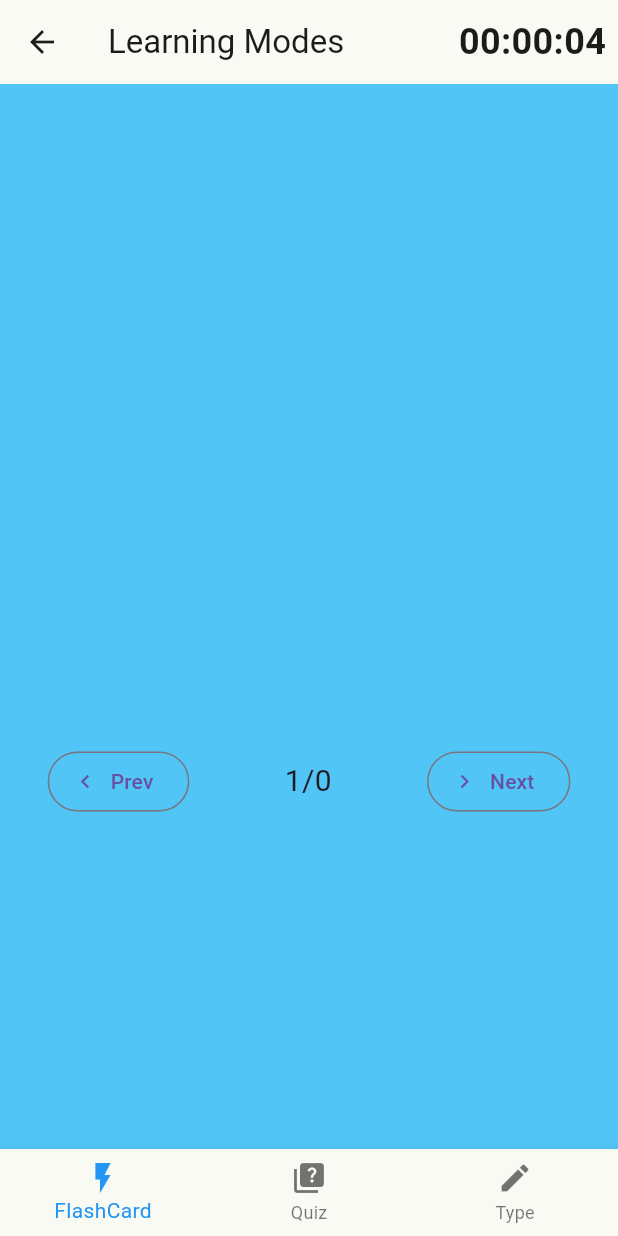
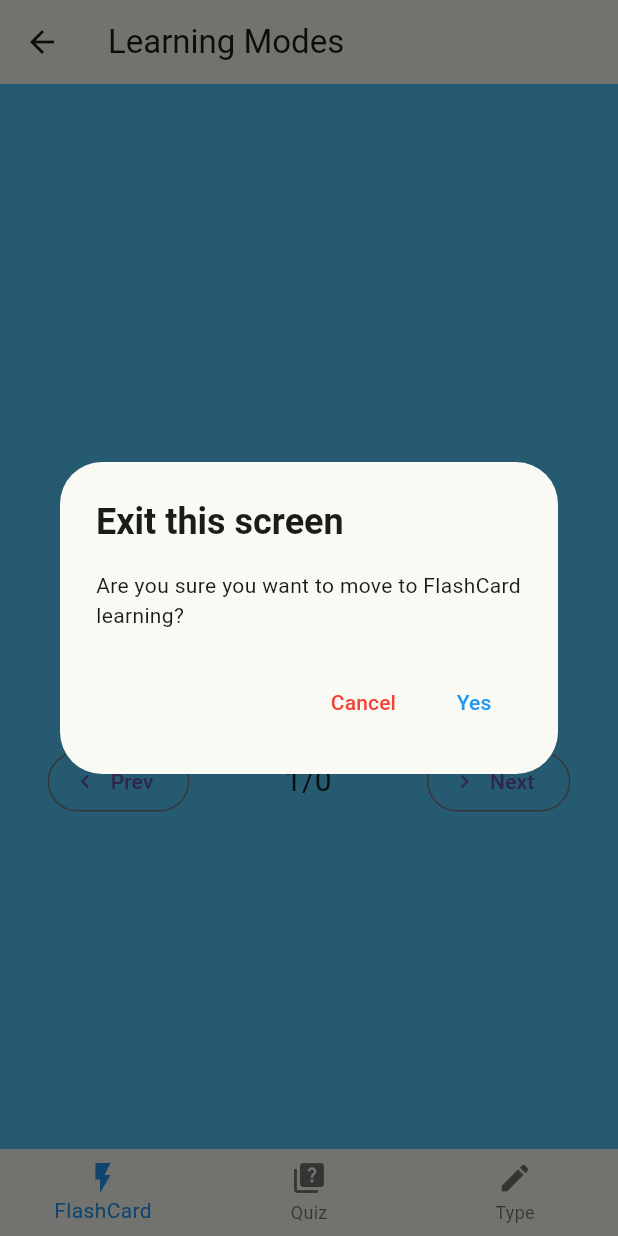
Before and after one commit to thinhisme1123/finalproMobleApp, a Flutter app: the HomeScreenModes screen opened directly with empty values, after a tap on "Next", on a phone screen of 412 x 824 dp. Run offline on Flutter 3.47's test engine with Material 3 defaults, Android fonts, the phone set to English and light mode, and no system bars; our stand-ins replace cloud_firestore, firebase_auth, firebase_core, flip_card, flutter_slidable, fluttertoast and 4 more; accounts and stored records are empty.

Commit message:
Done add dialog back and set time

```diff
--- a/lib/Helper/countdown_timer.dart
+++ b/lib/Helper/countdown_timer.dart
@@ -2,10 +2,17 @@ import 'dart:async';
 import 'package:flutter/material.dart';
 
 class CountUpTimer extends StatefulWidget {
-  const CountUpTimer({Key? key}) : super(key: key);
+  final int color;
+
+
+  const CountUpTimer({Key? key, required this.color}) : super(key: key);
 
   @override
   _CountUpTimerState createState() => _CountUpTimerState();
+  String getFormattedDuration() {
+    final state = this.createState() as _CountUpTimerState;
+    return state.getFormattedDuration();
+  }
 }
 
 class _CountUpTimerState extends State<CountUpTimer> {
@@ -32,19 +39,25 @@ class _CountUpTimerState extends State<CountUpTimer> {
     super.dispose();
   }
 
-  @override
-  Widget build(BuildContext context) {
+  String getFormattedDuration() {
     String twoDigits(int n) => n.toString().padLeft(2, '0');
     String hours = twoDigits(_duration.inHours.remainder(24));
     String minutes = twoDigits(_duration.inMinutes.remainder(60));
     String seconds = twoDigits(_duration.inSeconds.remainder(60));
+    return '$hours:$minutes:$seconds';
+  }
+
+  @override
+  Widget build(BuildContext context) {
+    Color timerColor = Color(widget.color);
 
     return Text(
-      '$hours:$minutes:$seconds',
+      getFormattedDuration(),
       style: TextStyle(
-        fontSize: 24.0,
-        fontWeight: FontWeight.bold,
-      ),
+          fontSize: 24.0,
+          fontFamily: 'Playfair Display',
+          fontWeight: FontWeight.bold,
+          color: timerColor),
     );
   }
 }
--- a/lib/home/home_modes_screen.dart
+++ b/lib/home/home_modes_screen.dart
@@ -7,6 +7,7 @@ import 'package:finalproject/leaning-modes/quizz-mode/quiz_screen.dart';
 import 'package:finalproject/leaning-modes/type-mode/type_screen.dart';
 import 'package:flutter/material.dart';
 import 'package:fluttertoast/fluttertoast.dart';
+import 'package:get/get.dart';
 
 class HomeScreenModes extends StatefulWidget {
   final String title;
@@ -33,9 +34,6 @@ class _HomeScreenModesState extends State<HomeScreenModes> {
   int _selectedIndex = 0;
   late String topicID;
   static List<Widget> _widgetOptions = <Widget>[];
-  final LearningModeData _learningModeData = LearningModeData();
-
-
 
   void initState() {
     super.initState();
@@ -49,8 +47,70 @@ class _HomeScreenModesState extends State<HomeScreenModes> {
   @override
   void _onItemTapped(int index) {
     setState(() {
-      _selectedIndex = index;
+      _showDialog(index);
     });
+  }
+
+  Future<void> _showDialog(int index) async {
+    String message;
+    if (index == 0) {
+      message = 'Are you sure you want to move to FlashCard learning?';
+    } else if (index == 1) {
+      message = 'Are you sure you want to move to Quizz learning?';
+    } else if (index == 2) {
+      message = 'Are you sure you want to move to Type learning?';
+    } else if (index == 3) {
+      message = 'Are you sure you want to exit learning?';
+    } else {
+      // Handle invalid index, or add more conditions as needed
+      return;
+    }
+
+    return showDialog<void>(
+      context: context,
+      barrierDismissible: false, // user must tap button to dismiss dialog
+      builder: (BuildContext context) {
+        return AlertDialog(
+          title: Text(
+            'Exit this screen',
+            style: TextStyle(fontWeight: FontWeight.bold),
+          ),
+          content: SingleChildScrollView(
+            child: ListBody(
+              children: <Widget>[
+                Text(message),
+              ],
+            ),
+          ),
+          actions: <Widget>[
+            TextButton(
+              child: Text(
+                'Cancel',
+                style: TextStyle(color: Colors.red),
+              ),
+              onPressed: () {
+                Navigator.of(context).pop(); // Dismiss the dialog
+              },
+            ),
+            TextButton(
+              child: Text(
+                'Yes',
+                style: TextStyle(color: Colors.blue),
+              ),
+              onPressed: () {
+                Navigator.of(context).pop(); // Dismiss the dialog
+                // Navigate to another screen
+                setState(() {
+                  if(index != 3) {
+                    _selectedIndex = index;
+                  }
+                });
+              },
+            ),
+          ],
+        );
+      },
+    );
   }
 
   @override
@@ -58,12 +118,12 @@ class _HomeScreenModesState extends State<HomeScreenModes> {
     return Scaffold(
       appBar: AppBar(
         title: Text('Learning Modes'),
-        actions: [
-          Padding(
-            padding: const EdgeInsets.all(8.0),
-            child: CountUpTimer()
-          ),
-        ],
+        leading: IconButton(
+          icon: Icon(Icons.arrow_back),
+          onPressed: () {
+            _showDialog(3).then((value) => Get.back());
+          },
+        ),
       ),
       body: Center(
         child: _widgetOptions.elementAt(_selectedIndex),
--- a/lib/home/home_screen.dart
+++ b/lib/home/home_screen.dart
@@ -53,17 +53,12 @@ class _HomeScreenState extends State<HomeScreen>{
       print("email $email");
     });
   }
-
-
-
   static List<Widget> _widgetOptions = <Widget>[
     SearchPage(),
     LibraryScreen(),
     BottomSheetScreen(),
     ProfileScreen(),
   ];
-
-
 
   // void _onItemTapped(int index) {
   //   setState(() {
--- a/pubspec.yaml
+++ b/pubspec.yaml
@@ -72,9 +72,6 @@ flutter:
   # To add assets to your application, add an assets section, like this:
   assets:
     - assets/images/
-    - assets/images/fastest.png
-    - assets/images/mosttime.jpg
-    - assets/images/shortest.png
   #   - images/a_dot_ham.jpeg
 
   # An image asset can refer to one or more resolution-specific "variants", see
```
Also changed, not shown: lib/leaning-modes/quizz-mode/quiz_screen.dart (+15 -4 lines), lib/leaning-modes/type-mode/type_screen.dart (+5 -3 lines), lib/screens/create_topic_screen.dart (+7 -3 lines).
